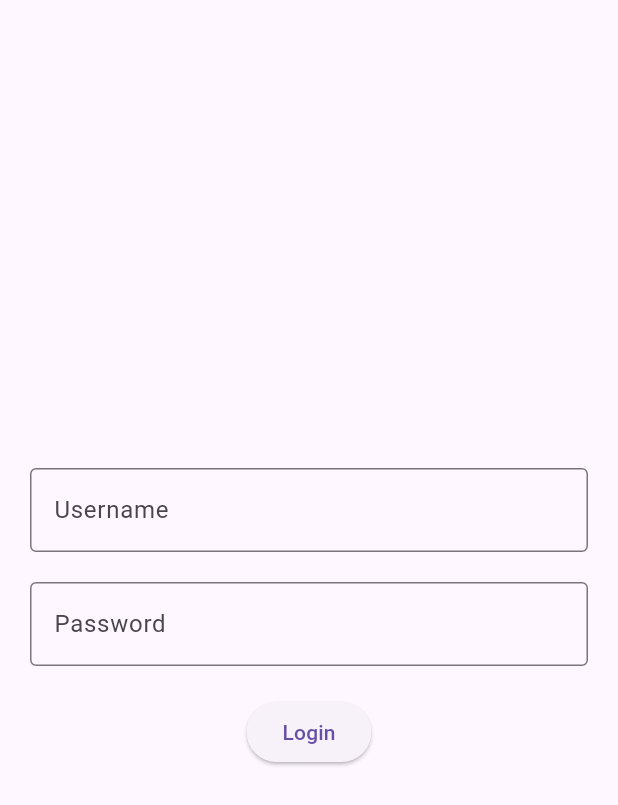
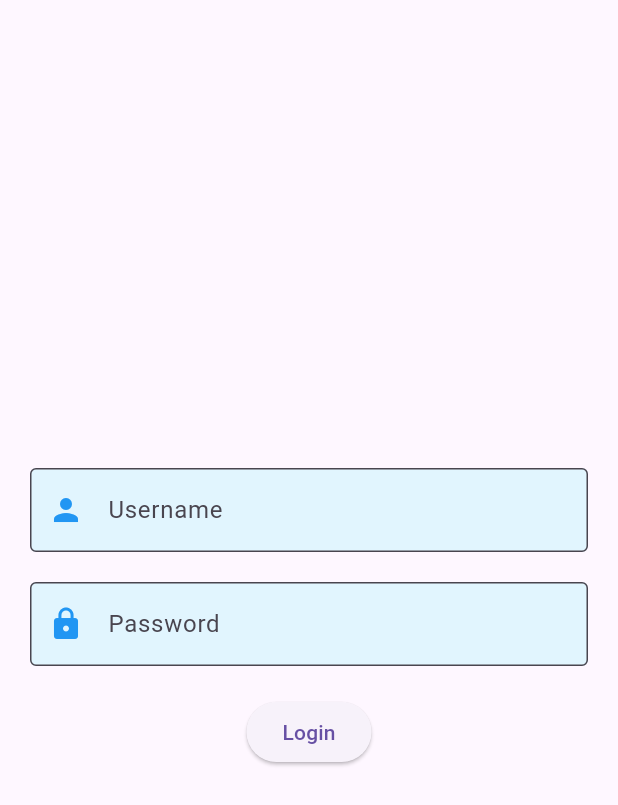
Before and after one commit to MFaqihRidho/learn-flutter, a Flutter app: the screen it shows after launch, on a phone screen of 412 x 824 dp. Shown: the top 805 px of the screen. Run offline on Flutter 3.47's test engine with Material 3 defaults, Android fonts, the phone set to English and light mode, and no system bars.

Commit message:
✨ learn textfield decodation

```diff
--- a/lib/login_page.dart
+++ b/lib/login_page.dart
@@ -26,8 +26,16 @@ class _LoginPageState extends State<LoginPage> {
           children: [
             TextField(
               decoration: InputDecoration(
-                  border: OutlineInputBorder(),
+                  border: const OutlineInputBorder(),
+                  filled: true,
+                  fillColor: errors.contains('username')
+                      ? Colors.red[50]
+                      : Colors.lightBlue[50],
                   labelText: 'Username',
+                  prefixIcon: const Icon(Icons.person),
+                  prefixIconColor:
+                      errors.contains('username') ? Colors.red : Colors.blue,
+                  hintText: 'Enter your username',
                   errorText:
                       errors.contains('username') ? 'Invalid username' : null),
               onChanged: (value) {
@@ -39,8 +47,16 @@ class _LoginPageState extends State<LoginPage> {
             const SizedBox(height: 20),
             TextField(
               decoration: InputDecoration(
-                border: OutlineInputBorder(),
+                border: const OutlineInputBorder(),
                 labelText: 'Password',
+                filled: true,
+                fillColor: errors.contains('password')
+                    ? Colors.red[50]
+                    : Colors.lightBlue[50],
+                prefixIcon: const Icon(Icons.lock),
+                prefixIconColor:
+                    errors.contains('password') ? Colors.red : Colors.blue,
+                hintText: 'Enter your password',
                 errorText:
                     errors.contains('password') ? 'Invalid password' : null,
               ),
```
